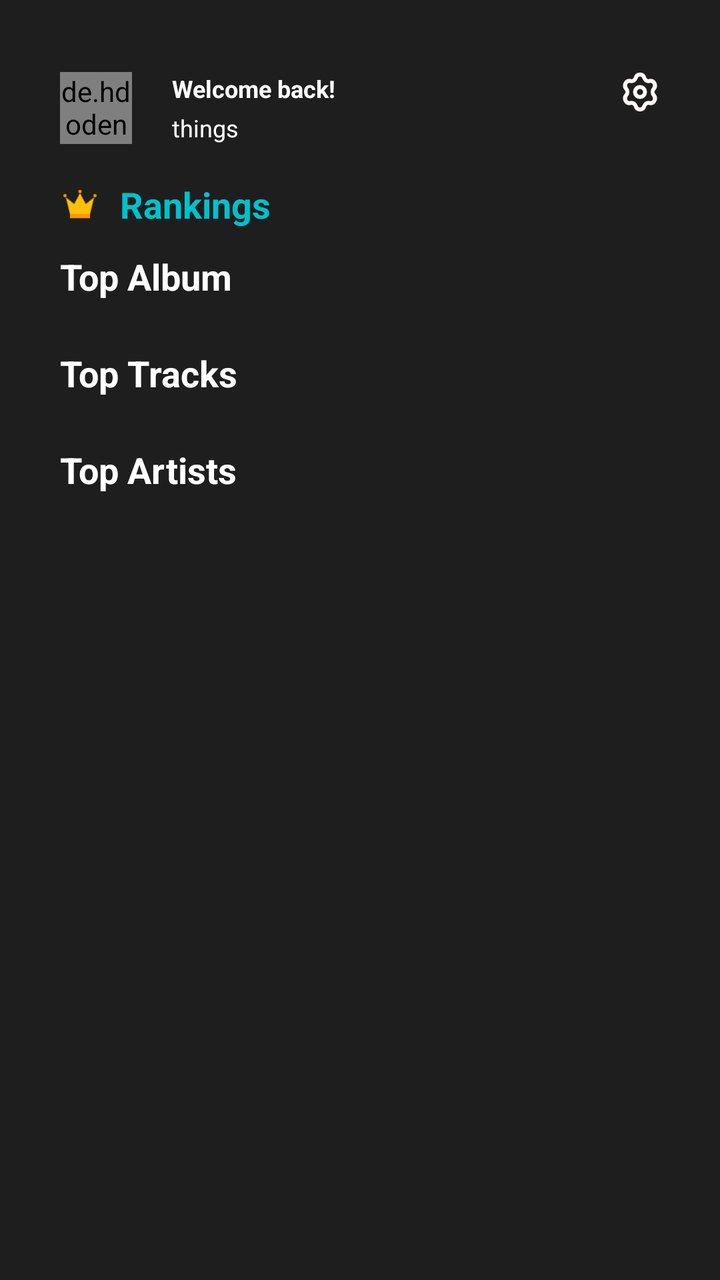
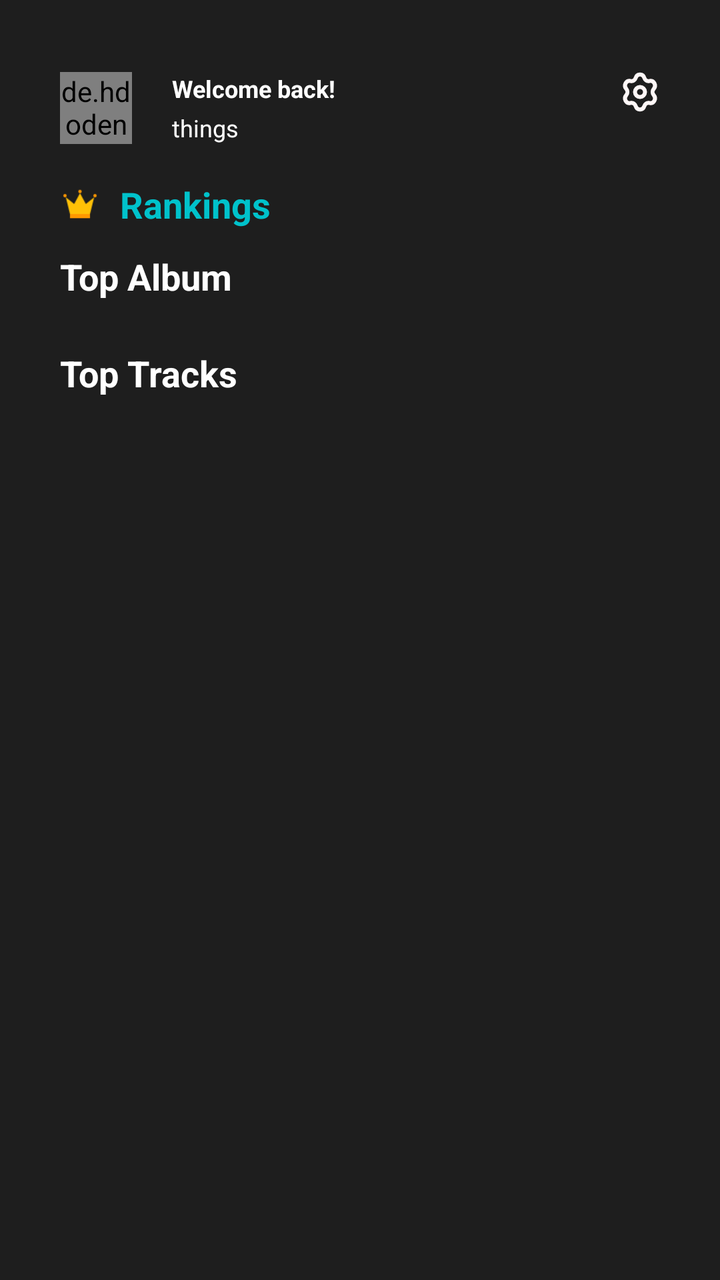

Two renders of the same Android screen: before a commit and after it. Below are the layout's source before the change and the commit's diff.
<!-- AndroidManifest.xml: application theme Theme.Musium -->
<!-- res/layout/fragment_home.xml -->
<?xml version="1.0" encoding="utf-8"?>
<layout
    xmlns:tools="http://schemas.android.com/tools"
    xmlns:app="http://schemas.android.com/apk/res-auto"
    xmlns:android="http://schemas.android.com/apk/res/android">
<androidx.constraintlayout.widget.ConstraintLayout

    android:layout_width="match_parent"
    android:layout_height="match_parent"
    tools:context=".ui.screen.home.HomeFragment"
    android:paddingTop="20dp"
    android:paddingHorizontal="30dp"
    android:background="@color/black_bg"
    android:paddingBottom="60dp">

    <ScrollView
        android:layout_width="match_parent"
        android:layout_height="match_parent"
        android:fillViewport="true">

        <androidx.constraintlayout.widget.ConstraintLayout
            android:layout_width="match_parent"
            android:layout_height="wrap_content">

            <de.hdodenhof.circleimageview.CircleImageView
                app:layout_constraintStart_toStartOf="parent"
                app:layout_constraintTop_toTopOf="parent"
                android:id="@+id/profile_image"
                android:layout_width="36dp"
                android:layout_height="36dp"
                android:src="@drawable/img_avt_user"
                android:scaleType="centerCrop"
                android:layout_marginTop="16dp"
                android:background="@drawable/circle_shape"
                android:layout_gravity="center" />

            <TextView
                android:id="@+id/tvGreet"
                android:layout_width="wrap_content"
                android:layout_height="wrap_content"
                app:layout_constraintTop_toTopOf="@id/profile_image"
                app:layout_constraintStart_toEndOf="@id/profile_image"
                android:textColor="@color/white"
                android:text="Welcome back!"
                android:textSize="12sp"
                android:layout_marginStart="20dp"
                android:textStyle="bold" />

            <TextView
                android:layout_width="wrap_content"
                android:layout_height="wrap_content"
                app:layout_constraintStart_toStartOf="@id/tvGreet"
                app:layout_constraintBottom_toBottomOf="@id/profile_image"
                android:text="things"
                android:textSize="12sp"
                android:textColor="@color/white" />

            <ImageView
                android:layout_width="20dp"
                android:layout_height="20dp"
                app:layout_constraintEnd_toEndOf="parent"
                app:layout_constraintTop_toTopOf="@id/tvGreet"
                android:src="@drawable/settings" />

            <ImageView
                android:id="@+id/ivCrown"
                android:layout_marginTop="20dp"
                android:layout_width="20dp"
                android:layout_height="20dp"
                app:layout_constraintStart_toStartOf="@id/profile_image"
                app:layout_constraintTop_toBottomOf="@id/profile_image"
                android:src="@drawable/crown" />

            <TextView
                android:layout_width="wrap_content"
                android:layout_height="wrap_content"
                app:layout_constraintStart_toEndOf="@id/ivCrown"
                app:layout_constraintBottom_toBottomOf="@id/ivCrown"
                android:text="Rankings"
                app:layout_constraintTop_toTopOf="@id/ivCrown"
                android:layout_marginStart="10dp"
                android:textSize="18sp"
                android:textColor="#00C2CB"
                android:textStyle="bold" />
            <ProgressBar
                android:id="@+id/pbLoading"
                android:layout_width="100dp"
                android:layout_height="100dp"
                android:indeterminateTint="@android:color/white"
                app:layout_constraintBottom_toBottomOf="parent"
                app:layout_constraintEnd_toEndOf="parent"
                app:layout_constraintStart_toStartOf="parent"
                app:layout_constraintTop_toTopOf="parent" />
            <androidx.constraintlayout.widget.ConstraintLayout

                android:id="@+id/ctlMain"
                android:layout_width="match_parent"
                android:layout_height="wrap_content"
                app:layout_constraintTop_toBottomOf="@id/ivCrown">
            <TextView
                android:layout_width="wrap_content"
                android:layout_height="wrap_content"
                android:textColor="@color/white"
                android:textStyle="bold"
                android:textSize="18sp"
                android:id="@+id/tvTopAlbum"
                app:layout_constraintTop_toTopOf="parent"
                app:layout_constraintStart_toStartOf="parent"
                android:layout_marginTop="14dp"
                android:text="Top Album" />



            <androidx.recyclerview.widget.RecyclerView
                android:id="@+id/rvTopAlbum"
                android:layout_width="match_parent"
                android:layout_height="wrap_content"
                app:layout_constraintTop_toBottomOf="@id/tvTopAlbum"
                app:layout_constraintStart_toStartOf="parent"
                android:layout_marginTop="10dp" />

            <TextView
                android:layout_width="wrap_content"
                android:layout_height="wrap_content"
                android:textColor="@color/white"
                android:textStyle="bold"
                android:textSize="18sp"
                android:id="@+id/tvTopTracks"
                app:layout_constraintTop_toBottomOf="@id/rvTopAlbum"
                app:layout_constraintStart_toStartOf="parent"
                android:layout_marginTop="14dp"
                android:text="Top Tracks" />


            <androidx.recyclerview.widget.RecyclerView
                android:layout_width="match_parent"
                android:layout_height="wrap_content"
                app:layout_constraintTop_toBottomOf="@id/tvTopTracks"
                app:layout_constraintStart_toStartOf="parent"
                android:layout_marginTop="10dp"
                android:id="@+id/rvTopTracks" />

            <TextView
                android:layout_width="wrap_content"
                android:layout_height="wrap_content"
                android:textColor="@color/white"
                android:textStyle="bold"
                android:textSize="18sp"
                android:id="@+id/tvTopArtists"
                app:layout_constraintTop_toBottomOf="@id/rvTopTracks"
                app:layout_constraintStart_toStartOf="parent"
                android:layout_marginTop="14dp"
                android:text="Top Artists" />









            <androidx.recyclerview.widget.RecyclerView
                android:layout_width="match_parent"
                android:layout_height="wrap_content"
                android:id="@+id/rvTopArtists"
                app:layout_constraintTop_toBottomOf="@id/tvTopArtists"
                app:layout_constraintStart_toStartOf="parent"
                android:layout_marginTop="10dp" />

        </androidx.constraintlayout.widget.ConstraintLayout>
        </androidx.constraintlayout.widget.ConstraintLayout>
    </ScrollView>

</androidx.constraintlayout.widget.ConstraintLayout>
</layout>
<!-- resources referenced by this layout -->
<resources>
  <color name="black_bg">#1E1E1E</color>
  <color name="white">#FFFFFFFF</color>
  <!-- drawable circle_shape (drawable) -->
  <shape xmlns:android="http://schemas.android.com/apk/res/android">
      <solid android:color="#FFFFFF"/>
      <corners android:radius="50dp"/>
  </shape>
  <!-- drawable crown: png bitmap (drawable, 603 bytes) -->
  <!-- drawable img_avt_user: png bitmap (drawable, 14160 bytes) -->
  <!-- drawable settings (drawable) -->
  <vector xmlns:android="http://schemas.android.com/apk/res/android"
      android:width="20dp"
      android:height="20dp"
      android:viewportWidth="20"
      android:viewportHeight="20">
    <path
        android:pathData="M12.5,10C12.5,11.381 11.381,12.5 10,12.5C8.619,12.5 7.5,11.381 7.5,10C7.5,8.619 8.619,7.5 10,7.5C11.381,7.5 12.5,8.619 12.5,10Z"
        android:strokeWidth="2"
        android:fillColor="#00000000"
        android:strokeColor="#FFF7F7"/>
    <path
        android:pathData="M7.869,2.911C8.512,0.696 11.488,0.696 12.131,2.911C12.473,4.089 13.622,4.788 14.762,4.511C16.903,3.991 18.391,6.706 16.892,8.399C16.095,9.301 16.095,10.699 16.892,11.601C18.391,13.295 16.903,16.009 14.762,15.489C13.622,15.212 12.473,15.911 12.131,17.089C11.488,19.303 8.512,19.303 7.869,17.089C7.527,15.911 6.378,15.212 5.238,15.489C3.097,16.009 1.609,13.295 3.108,11.601C3.905,10.699 3.905,9.301 3.108,8.399C1.609,6.706 3.097,3.991 5.238,4.511C6.378,4.788 7.527,4.089 7.869,2.911Z"
        android:strokeWidth="2"
        android:fillColor="#00000000"
        android:strokeColor="#FFF7F7"/>
  </vector>
  <style name="Theme.Musium" parent="Base.Theme.Musium" />
  <style name="Base.Theme.Musium" parent="Theme.Material3.DayNight.NoActionBar">
          
          
      </style>
</resources>

<!-- the commit's change to res/layout/fragment_home.xml (unified diff, before → after) -->
@@ -140,33 +140,7 @@
                 android:layout_marginTop="10dp"
                 android:id="@+id/rvTopTracks" />
 
-            <TextView
-                android:layout_width="wrap_content"
-                android:layout_height="wrap_content"
-                android:textColor="@color/white"
-                android:textStyle="bold"
-                android:textSize="18sp"
-                android:id="@+id/tvTopArtists"
-                app:layout_constraintTop_toBottomOf="@id/rvTopTracks"
-                app:layout_constraintStart_toStartOf="parent"
-                android:layout_marginTop="14dp"
-                android:text="Top Artists" />
 
-
-
-
-
-
-
-
-
-            <androidx.recyclerview.widget.RecyclerView
-                android:layout_width="match_parent"
-                android:layout_height="wrap_content"
-                android:id="@+id/rvTopArtists"
-                app:layout_constraintTop_toBottomOf="@id/tvTopArtists"
-                app:layout_constraintStart_toStartOf="parent"
-                android:layout_marginTop="10dp" />
 
         </androidx.constraintlayout.widget.ConstraintLayout>
         </androidx.constraintlayout.widget.ConstraintLayout>
